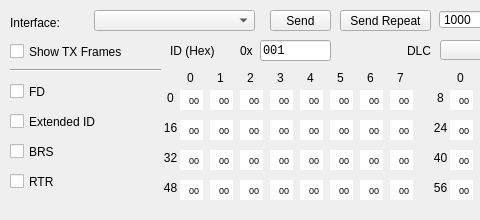
1-hexene/CANgaroo, file src/window/RawTxWindow/RawTxWindow.ui: the form before one commit; both pictures show x 0 to 480 and y 0 to 220 of the 700 by 220 pixel window.
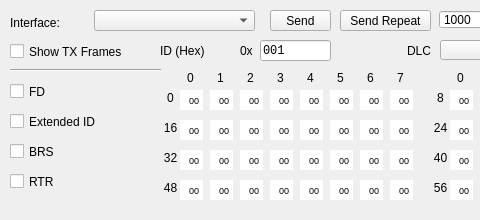
The form after the commit.

Commit message: fix: translation of buttons #3 and UI error #4

The edit to the form file:
```diff
--- a/src/window/RawTxWindow/RawTxWindow.ui
+++ b/src/window/RawTxWindow/RawTxWindow.ui
@@ -130,9 +130,9 @@
   <widget class="QLabel" name="label">
    <property name="geometry">
     <rect>
-     <x>170</x>
+     <x>160</x>
      <y>40</y>
-     <width>61</width>
+     <width>71</width>
      <height>21</height>
     </rect>
    </property>
```
The commit also changes 3 other files.
